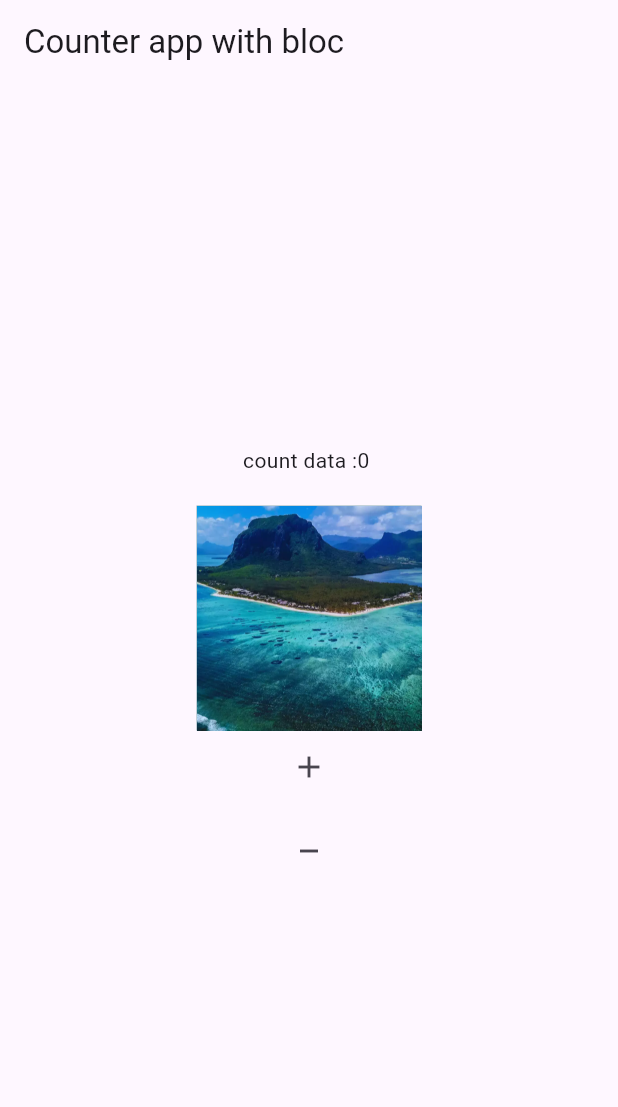
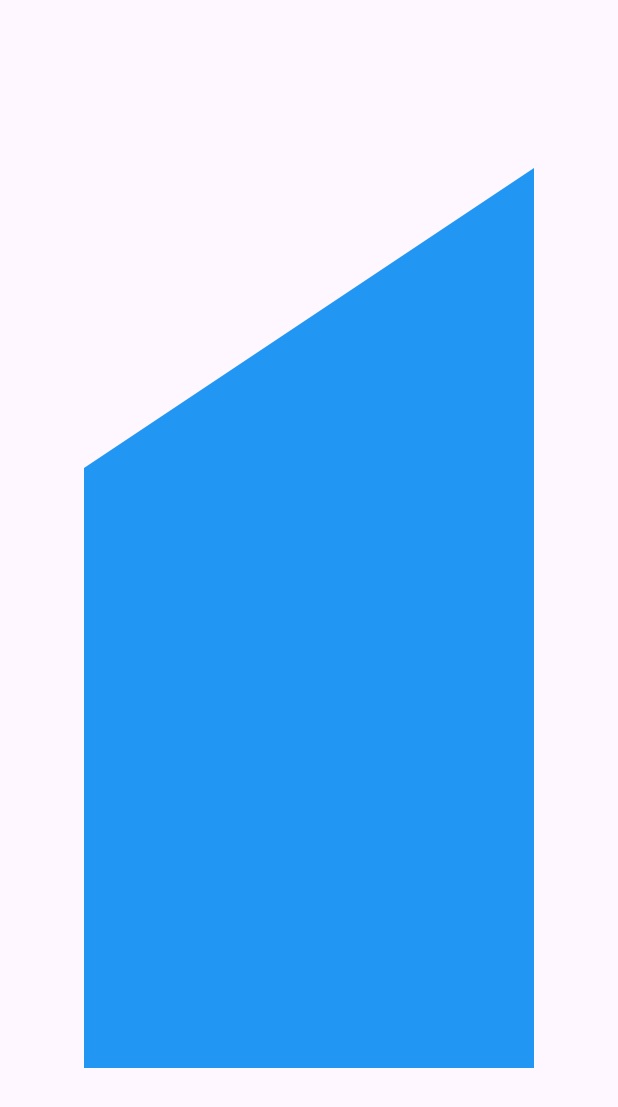
Before and after one commit to TheAsiyaS/newCreations, a Flutter app: the screen it shows after launch, on a phone screen of 412 x 824 dp. Shown: the top 1107 px of the screen. Run offline on Flutter 3.47's test engine with Material 3 defaults, Android fonts, the phone set to English and light mode, and no system bars; our stand-ins replace bloc, carousel_slider, flutter_bloc, freezed_annotation, sqflite; accounts and stored records are empty.

Commit message:
feat: triangle cut from rectangle

```diff
--- a/lib/main.dart
+++ b/lib/main.dart
@@ -1,17 +1,10 @@
 import 'package:flutter/material.dart';
-import 'package:flutter_bloc/flutter_bloc.dart';
-import 'package:new_creations/db/animation/Animationtextfade.dart';
-import 'package:new_creations/statemanagementpractice/counterbloc/counter_bloc.dart';
-import 'package:new_creations/statemanagementpractice/counterui.dart';
+import 'package:new_creations/shapes/rectangletopcut.dart';
 
 void main() {
   runApp(
-    MultiBlocProvider(
-      providers: [
-        BlocProvider(create: (_) => CounterBloc()),
-      ],
-      child: const MyApp(),
-    ),
+     const MyApp(),
+
   );
 }
 
@@ -20,6 +13,6 @@ class MyApp extends StatelessWidget {
 
   @override
   Widget build(BuildContext context) {
-    return const MaterialApp(home: CounterAppUI());
+    return  MaterialApp(home: TriangleCutExample());
   }
 }
--- /dev/null
+++ b/lib/shapes/rectangletopcut.dart
@@ -0,0 +1,40 @@
+// used in personal website top corner
+import 'package:flutter/material.dart';
+
+
+
+class TriangleCutExample extends StatelessWidget {
+  @override
+  Widget build(BuildContext context) {
+    return Scaffold(
+      body: Center(
+        child: ClipPath(
+          clipper: TopLeftTriangleClipper(),
+          child: Container(
+            width: 300,
+            height: 600,
+            color: Colors.blue,
+          ),
+        ),
+      ),
+    );
+  }
+}
+
+class TopLeftTriangleClipper extends CustomClipper<Path> {
+  @override
+  Path getClip(Size size) {
+    Path path = Path();
+    // Starting from top-left corner
+    path.moveTo( size.height/2, 0);               // Move right to create the triangle base
+    path.lineTo(0,  size.height/3);               // Draw line down to triangle tip
+    path.lineTo(0, size.height);      // Left edge
+    path.lineTo(size.width, size.height); // Bottom edge
+    path.lineTo(size.width, 0);       // Right edge
+    path.close();                     // Close the path
+    return path;
+  }
+
+  @override
+  bool shouldReclip(CustomClipper<Path> oldClipper) => false;
+}
--- a/pubspec.yaml
+++ b/pubspec.yaml
@@ -40,6 +40,7 @@ dependencies:
   flutter_animate: ^3.1.0
   flutter_bloc: ^9.1.1
   freezed_annotation: ^3.0.0 #for making anotations for freezed(eg: @freezed)
+  audioplayers: ^6.4.0
 dev_dependencies:
   flutter_test:
     sdk: flutter
```
Also changed, not shown: lib/statemanagementpractice/bloc/countercheck2_bloc.dart (added, +21 -0 lines), lib/statemanagementpractice/bloc/countercheck2_event.dart (added, +7 -0 lines), lib/statemanagementpractice/bloc/countercheck2_state.dart (added, +13 -0 lines), lib/statemanagementpractice/counterui.dart (+11 -6 lines), lib/statemanagementpractice/bloc/countercheck2_bloc.freezed.dart (added), lib/statemanagementpractice/personfreezedchek/person.dart (renamed from lib/statemanagementpractice/data/person.dart), lib/statemanagementpractice/personfreezedchek/person.freezed.dart (renamed from lib/statemanagementpractice/data/person.freezed.dart), pubspec.lock, 5 other files.
